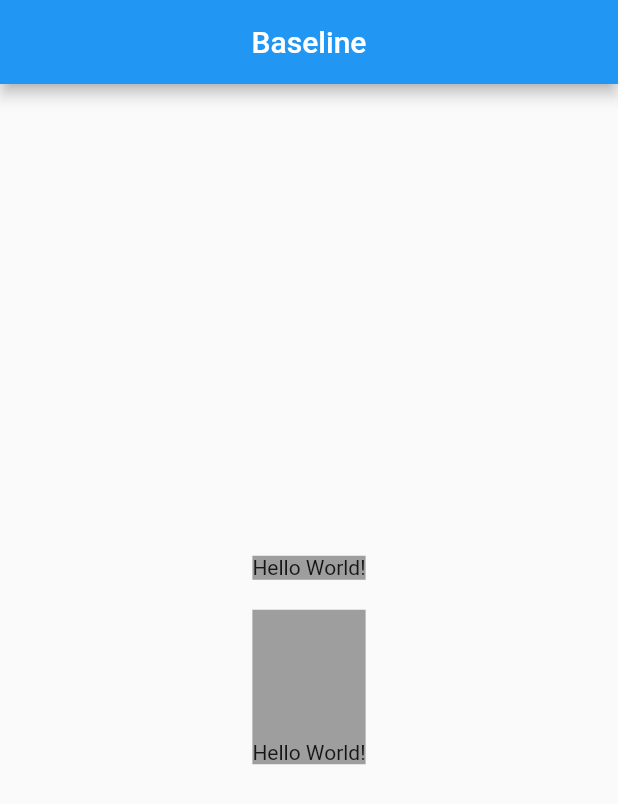
After one commit to nobushiueshi/flutter_widget_of_the_week, a Flutter app: the SamplePage117 screen opened directly, on a phone screen of 412 x 824 dp. The commit adds this screen. Shown: the top 804 px of the screen. Run offline on Flutter 3.47's test engine with Material 2 defaults, Android fonts, the phone set to English and light mode, and no system bars; our stand-ins replace animated_text_kit, cached_network_image, connectivity_plus, device_info_plus, flutter_slidable, font_awesome_flutter and 6 more; accounts and stored records are empty.

Commit message:
#117 Baselineを追加.

```diff
--- a/lib/presentation/pages/sample/sample110_page_data_list.dart
+++ b/lib/presentation/pages/sample/sample110_page_data_list.dart
@@ -6,8 +6,10 @@ import 'package:flutter_widget_of_the_week/presentation/pages/sample110/sample_p
 import 'package:flutter_widget_of_the_week/presentation/pages/sample110/sample_page_114.dart';
 import 'package:flutter_widget_of_the_week/presentation/pages/sample110/sample_page_115.dart';
 import 'package:flutter_widget_of_the_week/presentation/pages/sample110/sample_page_116.dart';
+import 'package:flutter_widget_of_the_week/presentation/pages/sample110/sample_page_117.dart';
 
 final sample110PageDataList = <SamplePageData>[
+  SamplePageData(name: '#117 Baseline', widget: const SamplePage117()),
   SamplePageData(name: '#116 get_it', widget: const SamplePage116()),
   SamplePageData(name: '#115 path_provider', widget: const SamplePage115()),
   SamplePageData(name: '#114 freezed', widget: const SamplePage114()),
--- /dev/null
+++ b/lib/presentation/pages/sample110/sample_page_117.dart
@@ -0,0 +1,37 @@
+import 'package:flutter/material.dart';
+
+class SamplePage117 extends StatelessWidget {
+  const SamplePage117({
+    super.key,
+  });
+
+  @override
+  Widget build(BuildContext context) {
+    return Scaffold(
+      appBar: AppBar(
+        title: const Text('Baseline'),
+        centerTitle: true,
+      ),
+      body: Center(
+        child: Column(
+          mainAxisSize: MainAxisSize.min,
+          children: const [
+            ColoredBox(
+              color: Colors.grey,
+              child: Text('Hello World!'),
+            ),
+            SizedBox(height: 20),
+            ColoredBox(
+              color: Colors.grey,
+              child: Baseline(
+                baseline: 100,
+                baselineType: TextBaseline.alphabetic,
+                child: Text('Hello World!'),
+              ),
+            ),
+          ],
+        ),
+      ),
+    );
+  }
+}
```
Also changed, not shown: 1 other file.
